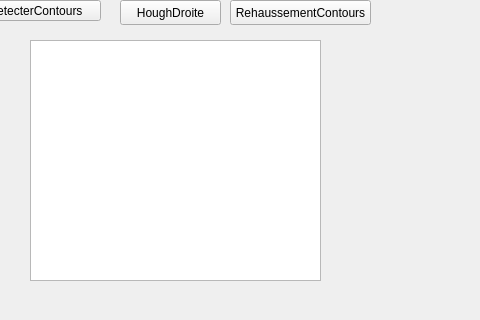
This is Descripteurs/tessst/mainwindow.ui in TomAuclin/PROJETC_LMLTM as Qt 5 draws it before an edit; both pictures show x 320 to 800 and y 0 to 320 of the 800 by 600 pixel window. The edited form follows.
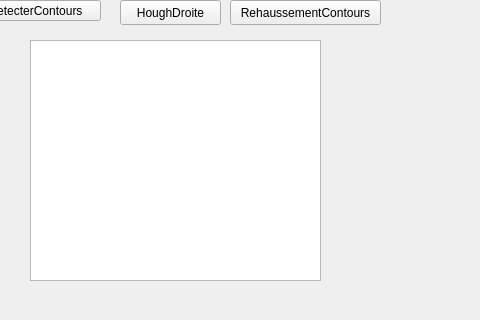
This is the edited form.

The edit to the form file:
```diff
--- a/Descripteurs/tessst/mainwindow.ui
+++ b/Descripteurs/tessst/mainwindow.ui
@@ -78,7 +78,7 @@
      <rect>
       <x>550</x>
       <y>0</y>
-      <width>141</width>
+      <width>151</width>
       <height>25</height>
      </rect>
     </property>
```
